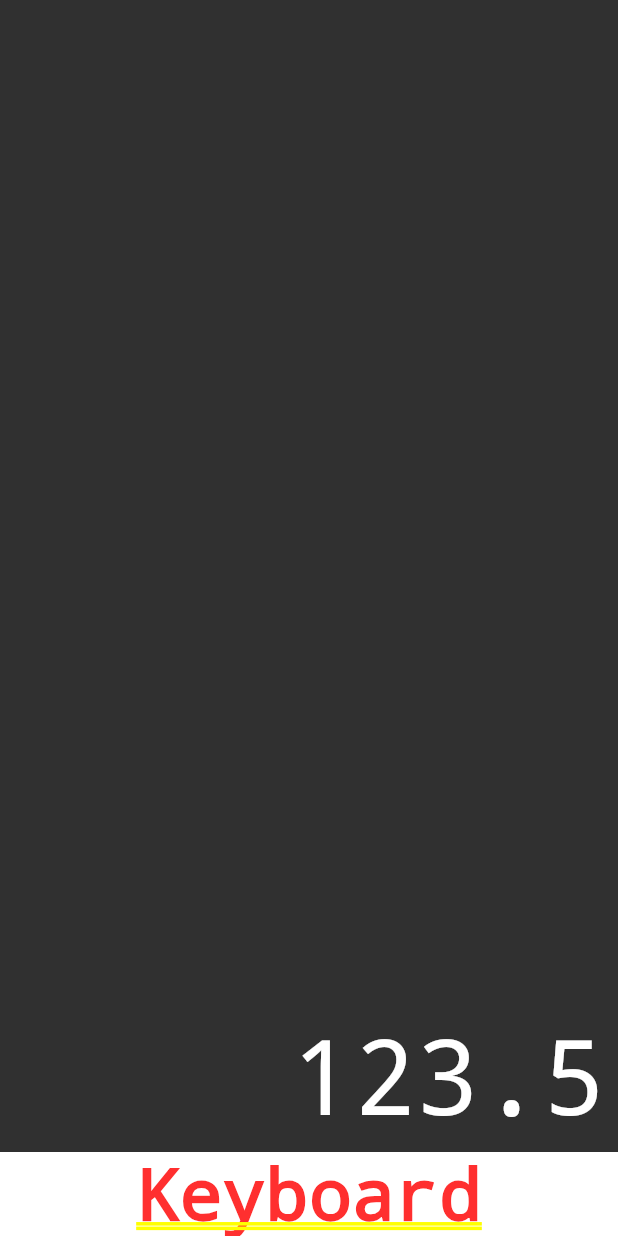
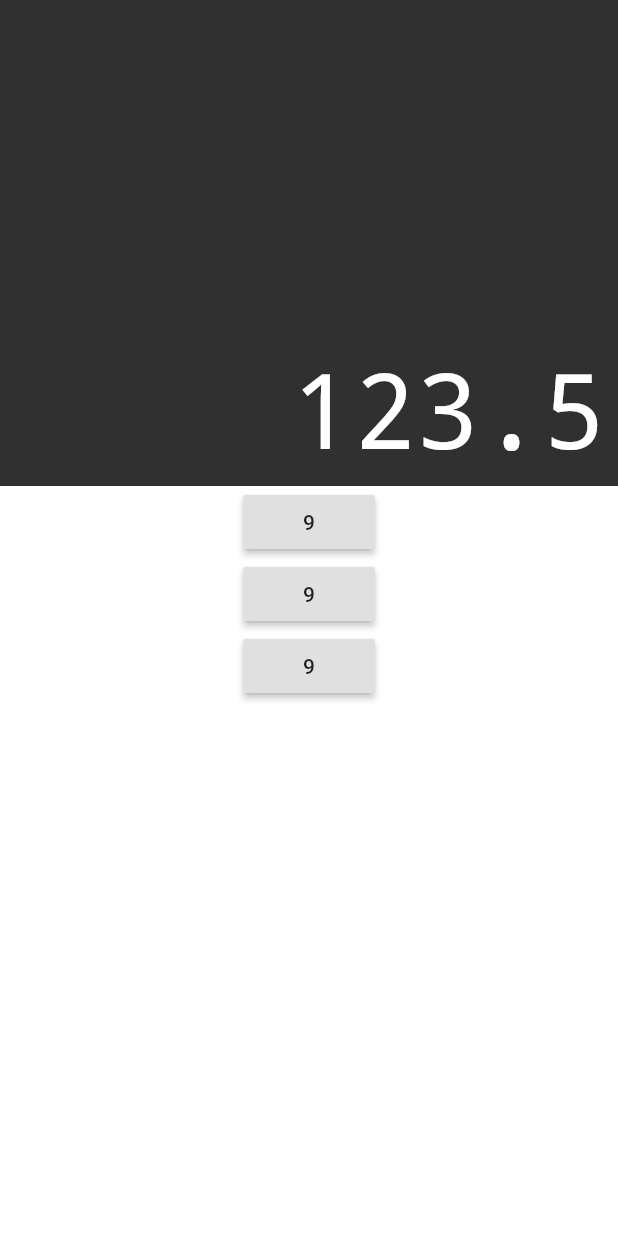
Before and after one commit to gilvanhenriqued/calculator-flutter, a Flutter app: the screen it shows after launch, on a phone screen of 412 x 824 dp. Run offline on Flutter 3.47's test engine with Material 2 defaults, Android fonts, the phone set to English and light mode, and no system bars; drawn by our look-alikes of auto_size_text.

Commit message:
add keyboard component

```diff
--- /dev/null
+++ b/lib/components/keyboard.dart
@@ -0,0 +1,27 @@
+import 'package:flutter/material.dart';
+import 'package:flutter/widgets.dart';
+
+class Keyboard extends StatelessWidget {
+  @override
+  Widget build(BuildContext context) {
+    return Container(
+      height: 500,
+      child: Column(
+        children: <Widget>[
+          RaisedButton(
+            child: Text('9'),
+            onPressed: () {},
+          ),
+          RaisedButton(
+            child: Text('9'),
+            onPressed: () {},
+          ),
+          RaisedButton(
+            child: Text('9'),
+            onPressed: () {},
+          )
+        ],
+      ),
+    );
+  }
+}
--- /dev/null
+++ b/lib/models/memory.dart
@@ -0,0 +1,5 @@
+
+// cérebro da calculadora
+class Memory {
+
+}
--- a/lib/screens/calculator.dart
+++ b/lib/screens/calculator.dart
@@ -1,5 +1,6 @@
 import 'package:flutter/material.dart';
 import '../components/display.dart';
+import '../components/keyboard.dart';
 
 class Calculator extends StatelessWidget {
   @override
@@ -8,7 +9,7 @@ class Calculator extends StatelessWidget {
       home: Column (
         children: <Widget>[
           Display('123.5'),
-          Text('Keyboard'),
+          Keyboard(),
         ],
       )
     );
```
